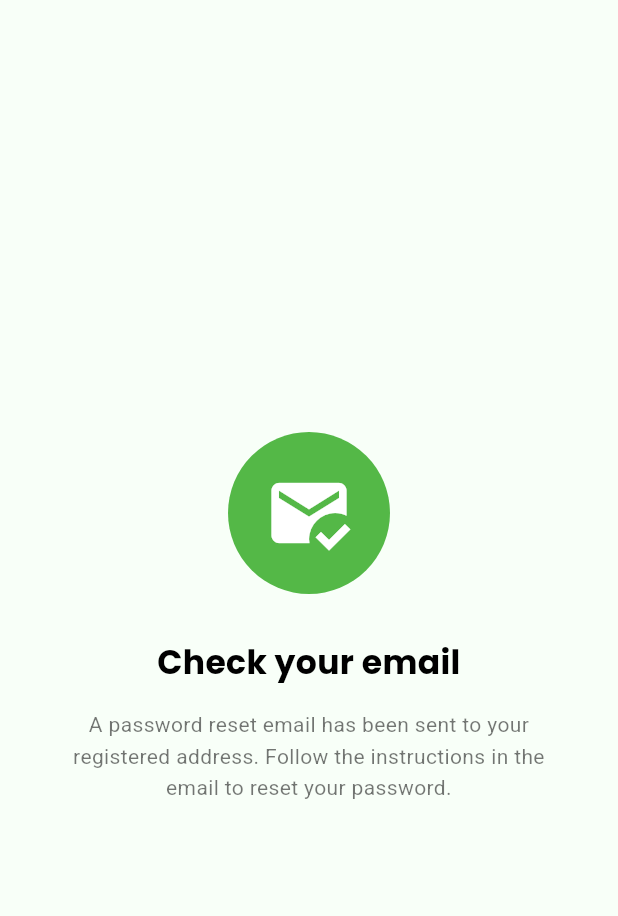
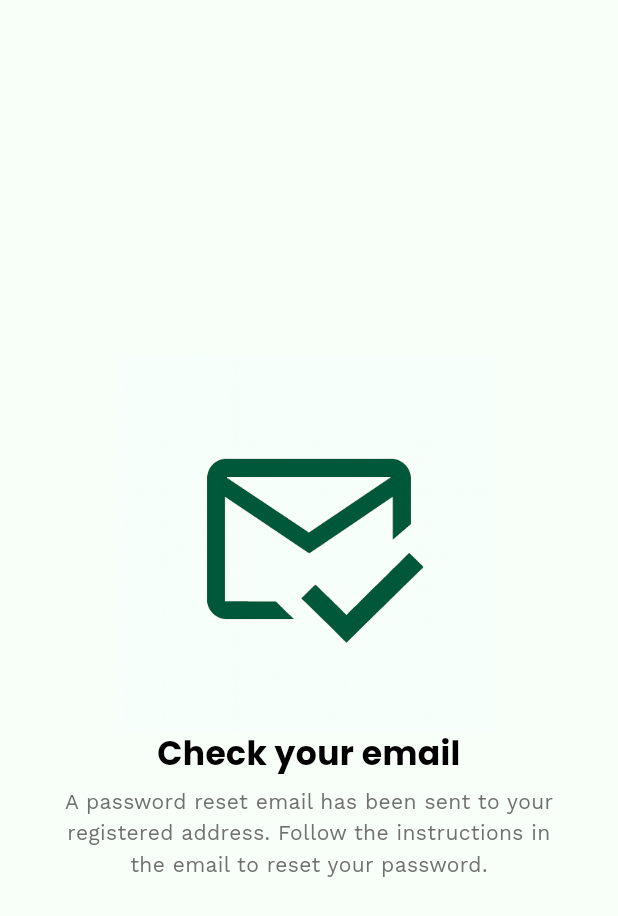
Before and after one commit to dawgowhigh/CITADEL-MOBILE-APP, a Flutter app: the ForgotPasswordPage screen opened by its route, after a tap on "Send", on a phone screen of 412 x 824 dp. Shown: the top 916 px of the screen. Run offline on Flutter 3.47's test engine with Material 3 defaults, Android fonts, the phone set to English and light mode, and no system bars.

Commit message:
inayos lang yung login

```diff
--- a/lib/screens/check_email_page.dart
+++ b/lib/screens/check_email_page.dart
@@ -8,17 +8,42 @@ class CheckEmailPage extends StatefulWidget {
   State<CheckEmailPage> createState() => _CheckEmailPageState();
 }
 
-class _CheckEmailPageState extends State<CheckEmailPage> {
+class _CheckEmailPageState extends State<CheckEmailPage>
+    with SingleTickerProviderStateMixin {
+  late AnimationController _controller;
+  late Animation<double> _fadeIn;
+  late Animation<double> _bounce;
+
   @override
   void initState() {
     super.initState();
 
+    _controller = AnimationController(
+      vsync: this,
+      duration: const Duration(milliseconds: 600),
+    );
+
+    _fadeIn = CurvedAnimation(parent: _controller, curve: Curves.easeIn);
+    _bounce = Tween<double>(begin: 0.8, end: 1.0).animate(
+      CurvedAnimation(parent: _controller, curve: Curves.elasticOut),
+    );
+
+    _controller.forward();
+
     Future.delayed(const Duration(seconds: 3), () {
+      if (mounted) {
         Navigator.pushReplacement(
           context,
-        MaterialPageRoute(builder: (context) => const SetNewPasswordPage()),
+          MaterialPageRoute(builder: (_) => const SetNewPasswordPage()),
         );
+      }
     });
+  }
+
+  @override
+  void dispose() {
+    _controller.dispose();
+    super.dispose();
   }
 
   @override
@@ -27,47 +52,39 @@ class _CheckEmailPageState extends State<CheckEmailPage> {
       backgroundColor: const Color(0xFFF8FFF8),
       body: SafeArea(
         child: Center(
-          child: Padding(
+          child: SingleChildScrollView(
             padding: const EdgeInsets.symmetric(horizontal: 32),
+            child: FadeTransition(
+              opacity: _fadeIn,
               child: Column(
                 mainAxisAlignment: MainAxisAlignment.center,
                 children: [
-                // Envelope Icon with Green Circle
-                Container(
-                  padding: const EdgeInsets.all(24),
-                  decoration: const BoxDecoration(
-                    shape: BoxShape.circle,
-                    color: Color(0xFF54B847),
-                  ),
-                  child: const Icon(
-                    Icons.mark_email_read,
-                    size: 60,
-                    color: Colors.white,
+                  ScaleTransition(
+                    scale: _bounce,
+                    child: Image.asset(
+                      'assets/images/email_check_icon.png',
+                      width: 250,
+                      height: 250,
                     ),
                   ),
-                const SizedBox(height: 30),
-
-                // Title
                   const Text(
                     "Check your email",
                     textAlign: TextAlign.center,
                     style: TextStyle(
                       fontFamily: 'Poppins',
                       fontSize: 22,
-                    fontWeight: FontWeight.w700,
+                      fontWeight: FontWeight.w600,
                       color: Colors.black,
                     ),
                   ),
-                const SizedBox(height: 16),
-
-                // Subtitle
+                  const SizedBox(height: 6),
                   const Text(
                     "A password reset email has been sent to your registered address. Follow the instructions in the email to reset your password.",
                     textAlign: TextAlign.center,
                     style: TextStyle(
-                    fontFamily: 'Roboto',
+                      fontFamily: 'Worksans',
                       fontSize: 14,
-                    color: Colors.black54,
+                      color: Color(0xFF707070),
                       height: 1.5,
                     ),
                   ),
@@ -76,6 +93,7 @@ class _CheckEmailPageState extends State<CheckEmailPage> {
             ),
           ),
         ),
+      ),
     );
   }
 }
--- a/lib/screens/forgot_password_page.dart
+++ b/lib/screens/forgot_password_page.dart
@@ -1,88 +1,87 @@
-import 'package:citadel/screens/check_email_page.dart';
 import 'package:flutter/material.dart';
+import 'check_email_page.dart';
 import 'login_page.dart';
 
-class ForgotPasswordPage extends StatelessWidget {
+class ForgotPasswordPage extends StatefulWidget {
   const ForgotPasswordPage({super.key});
+
+  @override
+  State<ForgotPasswordPage> createState() => _ForgotPasswordPageState();
+}
+
+class _ForgotPasswordPageState extends State<ForgotPasswordPage> {
+  final TextEditingController _studentNumberController =
+      TextEditingController();
+  final TextEditingController _emailController = TextEditingController();
 
   @override
   Widget build(BuildContext context) {
     final size = MediaQuery.of(context).size;
-    final isKeyboardOpen = MediaQuery.of(context).viewInsets.bottom != 0;
 
     return Scaffold(
-      resizeToAvoidBottomInset: true,
+      resizeToAvoidBottomInset: false,
       backgroundColor: Colors.white,
-      body: SafeArea(
-        child: Column(
+      body: GestureDetector(
+        onTap: () => FocusScope.of(context).unfocus(),
+        child: SafeArea(
+          child: Stack(
             children: [
               // TOP SECTION
-            Expanded(
-              flex: 4,
-              child: Center(
-                child: Padding(
-                  padding: const EdgeInsets.symmetric(horizontal: 20),
+              Positioned(
+                top: size.height * 0.15, // Adjusted to match the LoginPage
+                left: 20,
+                right: 20,
                 child: Row(
                   mainAxisAlignment: MainAxisAlignment.center,
                   children: [
                     Image.asset(
                       'assets/images/ucc_logo.png',
-                        height: size.height * 0.12,
+                      height: size.height * 0.14,
                       fit: BoxFit.contain,
                     ),
-                      const SizedBox(width: 12),
+                    const SizedBox(width: 14),
                     Flexible(
                       child: Text(
                         "UNIVERSITY OF\nCALOOCAN CITY",
                         textAlign: TextAlign.center,
                         style: const TextStyle(
                           fontFamily: 'Newsreader',
-                            fontSize: 14,
+                          fontSize: 16,
                           fontWeight: FontWeight.w700,
                           color: Color(0xFF54B847),
-                            height: 1.2,
-                            letterSpacing: 3,
+                          height: 1.3,
+                          letterSpacing: 3.5,
                         ),
                       ),
                     ),
                   ],
                 ),
               ),
-              ),
-            ),
 
               // BOTTOM SECTION
-            Expanded(
-              flex: 6,
+              Positioned(
+                bottom: 0,
+                left: 0,
+                right: 0,
+                child: AnimatedPadding(
+                  duration: const Duration(milliseconds: 300),
+                  padding: EdgeInsets.only(
+                    bottom: MediaQuery.of(context).viewInsets.bottom,
+                  ),
+                  child: IntrinsicHeight(
                     child: Container(
+                      height: size.height * 0.51,
                       width: double.infinity,
                       decoration: const BoxDecoration(
                         color: Color(0xFF064F32),
-                  borderRadius: BorderRadius.vertical(top: Radius.circular(36)),
+                        borderRadius: BorderRadius.vertical(
+                          top: Radius.circular(36),
                         ),
-                child: SingleChildScrollView(
-                  padding: EdgeInsets.fromLTRB(
-                    24,
-                    24,
-                    24,
-                    isKeyboardOpen ? 12 : 36,
                       ),
+                      padding: const EdgeInsets.fromLTRB(24, 24, 24, 24),
                       child: Column(
                         crossAxisAlignment: CrossAxisAlignment.stretch,
                         children: [
-                      // Back Button
-                      Align(
-                        alignment: Alignment.centerLeft,
-                        child: IconButton(
-                          icon: const Icon(
-                            Icons.arrow_back,
-                            color: Color(0xFFFF9800),
-                          ),
-                          onPressed: () => Navigator.pop(context),
-                        ),
-                      ),
-                      const SizedBox(height: 10),
-
                           const Text(
                             'Forgot Password?',
                             textAlign: TextAlign.center,
@@ -93,37 +92,38 @@ class ForgotPasswordPage extends StatelessWidget {
                               color: Colors.white,
                             ),
                           ),
-                      const SizedBox(height: 6),
+                          const SizedBox(height: 3),
                           const Text(
-                        'Please enter your credentials to reset your forgotten password.',
+                            'Please enter your credentials to reset your password.',
                             textAlign: TextAlign.center,
                             style: TextStyle(
-                          fontFamily: 'Roboto',
+                              fontFamily: 'Worksans',
                               fontSize: 14,
                               color: Colors.white70,
                             ),
                           ),
                           const SizedBox(height: 20),
 
-                      // Student Number
                           const Text(
                             'Student Number',
                             style: TextStyle(
                               color: Colors.white,
-                          fontSize: 14,
+                              fontSize: 15,
                               fontFamily: 'Worksans',
                               fontWeight: FontWeight.w500,
                             ),
                           ),
                           const SizedBox(height: 6),
                           TextField(
+                            controller: _studentNumberController,
+                            textInputAction: TextInputAction.next,
                             decoration: InputDecoration(
-                          hintText: 'Enter student number',
+                              hintText: 'Enter Student Number',
                               filled: true,
                               fillColor: Colors.white,
                               hintStyle: const TextStyle(
                                 color: Color(0xFFBDBDBD),
-                            fontSize: 14,
+                                fontSize: 13,
                                 fontFamily: 'Worksans',
                               ),
                               contentPadding: const EdgeInsets.symmetric(
@@ -138,25 +138,26 @@ class ForgotPasswordPage extends StatelessWidget {
                           ),
                           const SizedBox(height: 16),
 
-                      // Email
                           const Text(
                             'Email',
                             style: TextStyle(
                               color: Colors.white,
-                          fontSize: 14,
+                              fontSize: 15,
                               fontFamily: 'Worksans',
                               fontWeight: FontWeight.w500,
                             ),
                           ),
                           const SizedBox(height: 6),
                           TextField(
+                            controller: _emailController,
+                            textInputAction: TextInputAction.done,
                             decoration: InputDecoration(
-                          hintText: 'Enter email',
+                              hintText: 'Enter Email',
                               filled: true,
                               fillColor: Colors.white,
                               hintStyle: const TextStyle(
                                 color: Color(0xFFBDBDBD),
-                            fontSize: 14,
+                                fontSize: 13,
                                 fontFamily: 'Worksans',
                               ),
                               contentPadding: const EdgeInsets.symmetric(
@@ -169,17 +170,18 @@ class ForgotPasswordPage extends StatelessWidget {
                               ),
                             ),
                           ),
-
                           const SizedBox(height: 30),
 
-                      // Send Button
                           SizedBox(
-                        height: 48,
+                            height: 50,
                             child: ElevatedButton(
                               onPressed: () {
                                 Navigator.push(
                                   context,
-                              MaterialPageRoute(builder: (context) => const CheckEmailPage()),
+                                  MaterialPageRoute(
+                                    builder: (context) =>
+                                        const CheckEmailPage(),
+                                  ),
                                 );
                               },
                               style: ElevatedButton.styleFrom(
@@ -197,10 +199,8 @@ class ForgotPasswordPage extends StatelessWidget {
                               ),
                             ),
                           ),
-
                           const SizedBox(height: 20),
 
-                      // Back to Login
                           Row(
                             mainAxisAlignment: MainAxisAlignment.center,
                             children: [
@@ -233,8 +233,8 @@ class ForgotPasswordPage extends StatelessWidget {
                               ),
                             ],
                           ),
-                      const SizedBox(height: 10),
                         ],
+                      ),
                     ),
                   ),
                 ),
@@ -242,6 +242,7 @@ class ForgotPasswordPage extends StatelessWidget {
             ],
           ),
         ),
+      ),
     );
   }
 }
```
Also changed, not shown: lib/screens/login_page.dart (+17 -13 lines), lib/screens/set_new_password_page.dart (+58 -73 lines), assets/images/email_check_icon.png (added). Lines whose indentation alone changed are shown as unchanged.
